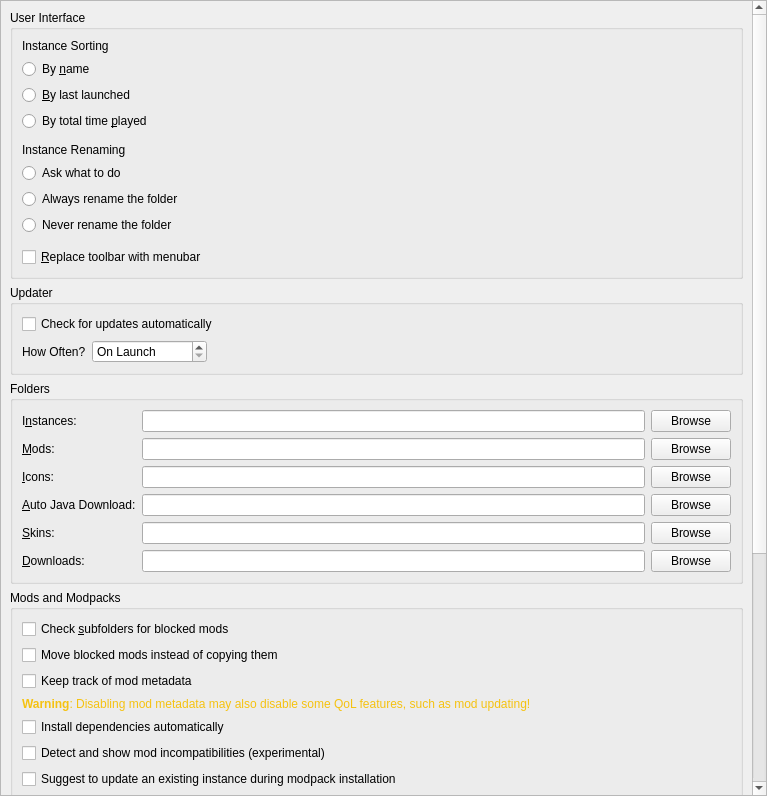
Qt form launcher/ui/pages/global/LauncherPage.ui (artemii14/ElysiumLauncher) before a commit.
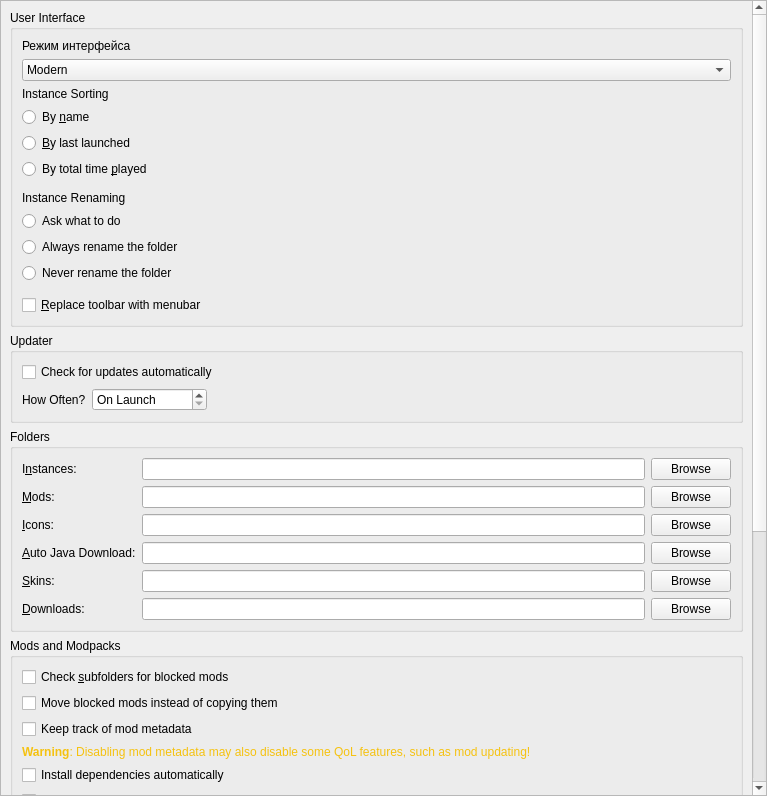
The same form after that commit.

Commit message: Move Modern and Legacy mode selection into settings and simplify launch copy

```diff
--- a/launcher/ui/pages/global/LauncherPage.ui
+++ b/launcher/ui/pages/global/LauncherPage.ui
@@ -56,6 +56,19 @@
           <string>User Interface</string>
          </property>
          <layout class="QVBoxLayout" name="verticalLayout_2">
+          <item>
+           <widget class="QLabel" name="interfaceModeLabel">
+            <property name="text"><string>Режим интерфейса</string></property>
+            <property name="buddy"><cstring>interfaceModeCombo</cstring></property>
+           </widget>
+          </item>
+          <item>
+           <widget class="QComboBox" name="interfaceModeCombo">
+            <property name="toolTip"><string>Modern — библиотека сборок. Legacy — компактный экран запуска. Изменение применяется после сохранения настроек.</string></property>
+            <item><property name="text"><string notr="true">Modern</string></property></item>
+            <item><property name="text"><string notr="true">Legacy</string></property></item>
+           </widget>
+          </item>
           <item>
            <widget class="QLabel" name="instanceSortingLabel">
             <property name="text">
```
The commit also changes 5 other files.
